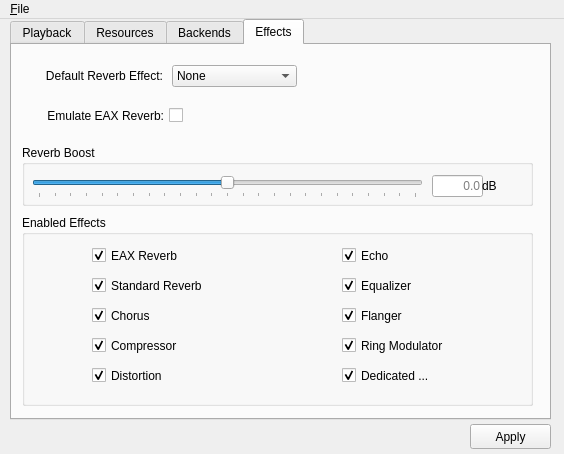
This is utils/alsoft-config/mainwindow.ui in kcat/openal-soft as Qt 5 draws it before an edit. The edited form follows.
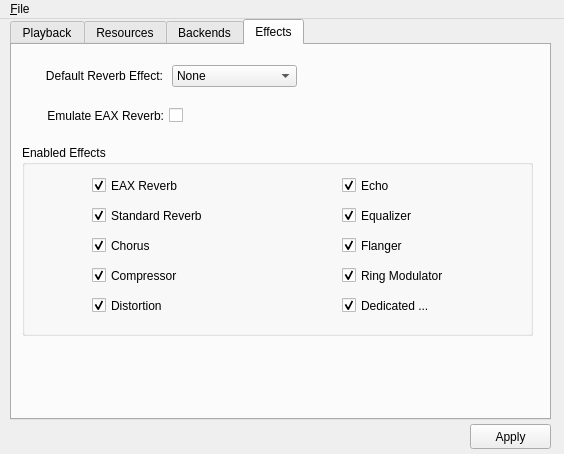
This is the edited form. The open tabs and pages were chosen to show the change. Icons and pictures are not drawn.

Commit message:
Remove the Reverb Bost option from alsoft-config
It's not really an appropriate setting for most users to play with. The option
still exists, but it's no longer editable in the GUI.

Diff of the .ui file:
```diff
--- a/utils/alsoft-config/mainwindow.ui
+++ b/utils/alsoft-config/mainwindow.ui
@@ -904,87 +904,11 @@
        <string>Emulate EAX Reverb:</string>
       </property>
      </widget>
-     <widget class="QGroupBox" name="groupBox_4">
-      <property name="geometry">
-       <rect>
-        <x>10</x>
-        <y>100</y>
-        <width>511</width>
-        <height>61</height>
-       </rect>
-      </property>
-      <property name="toolTip">
-       <string>Global amplification for reverb output, expressed in decibels.
-+6 will be a scale of (approximately) 2x, +12 will be a scale of
-4x, etc. Similarly, -6 will be about half, and -12 about 1/4th. A
-value of 0 means no change.</string>
-      </property>
-      <property name="title">
-       <string>Reverb Boost</string>
-      </property>
-      <widget class="QSlider" name="reverbBoostSlider">
-       <property name="geometry">
-        <rect>
-         <x>10</x>
-         <y>30</y>
-         <width>391</width>
-         <height>23</height>
-        </rect>
-       </property>
-       <property name="toolTip">
-        <string/>
-       </property>
-       <property name="minimum">
-        <number>-120</number>
-       </property>
-       <property name="maximum">
-        <number>120</number>
-       </property>
-       <property name="orientation">
-        <enum>Qt::Horizontal</enum>
-       </property>
-       <property name="tickPosition">
-        <enum>QSlider::TicksBelow</enum>
-       </property>
-       <property name="tickInterval">
-        <number>10</number>
-       </property>
-      </widget>
-      <widget class="QLineEdit" name="reverbBoostEdit">
-       <property name="geometry">
-        <rect>
-         <x>410</x>
-         <y>30</y>
-         <width>51</width>
-         <height>22</height>
-        </rect>
-       </property>
-       <property name="alignment">
-        <set>Qt::AlignRight|Qt::AlignTrailing|Qt::AlignVCenter</set>
-       </property>
-       <property name="placeholderText">
-        <string>0.0</string>
-       </property>
-      </widget>
-      <widget class="QLabel" name="label_12">
-       <property name="geometry">
-        <rect>
-         <x>460</x>
-         <y>30</y>
-         <width>31</width>
-         <height>21</height>
-        </rect>
-       </property>
-       <property name="text">
-        <string>dB</string>
-       </property>
-      </widget>
-     </widget>
      <widget class="QGroupBox" name="groupBox_5">
       <property name="geometry">
        <rect>
         <x>10</x>
-        <y>170</y>
+        <y>100</y>
         <width>511</width>
         <height>191</height>
        </rect>
```
The commit also changes 2 other files.
